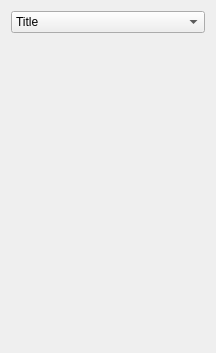
Old version of the form tree.ui in the repository aksi1984/Home-library.
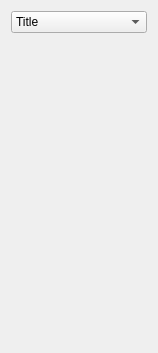
New version of the form.

```diff
--- a/tree.ui
+++ b/tree.ui
@@ -6,10 +6,16 @@
    <rect>
     <x>0</x>
     <y>0</y>
-    <width>216</width>
+    <width>150</width>
     <height>353</height>
    </rect>
   </property>
+  <property name="sizePolicy">
+   <sizepolicy hsizetype="Maximum" vsizetype="Ignored">
+    <horstretch>150</horstretch>
+    <verstretch>150</verstretch>
+   </sizepolicy>
+  </property>
   <property name="windowTitle">
    <string>Form</string>
   </property>
```
